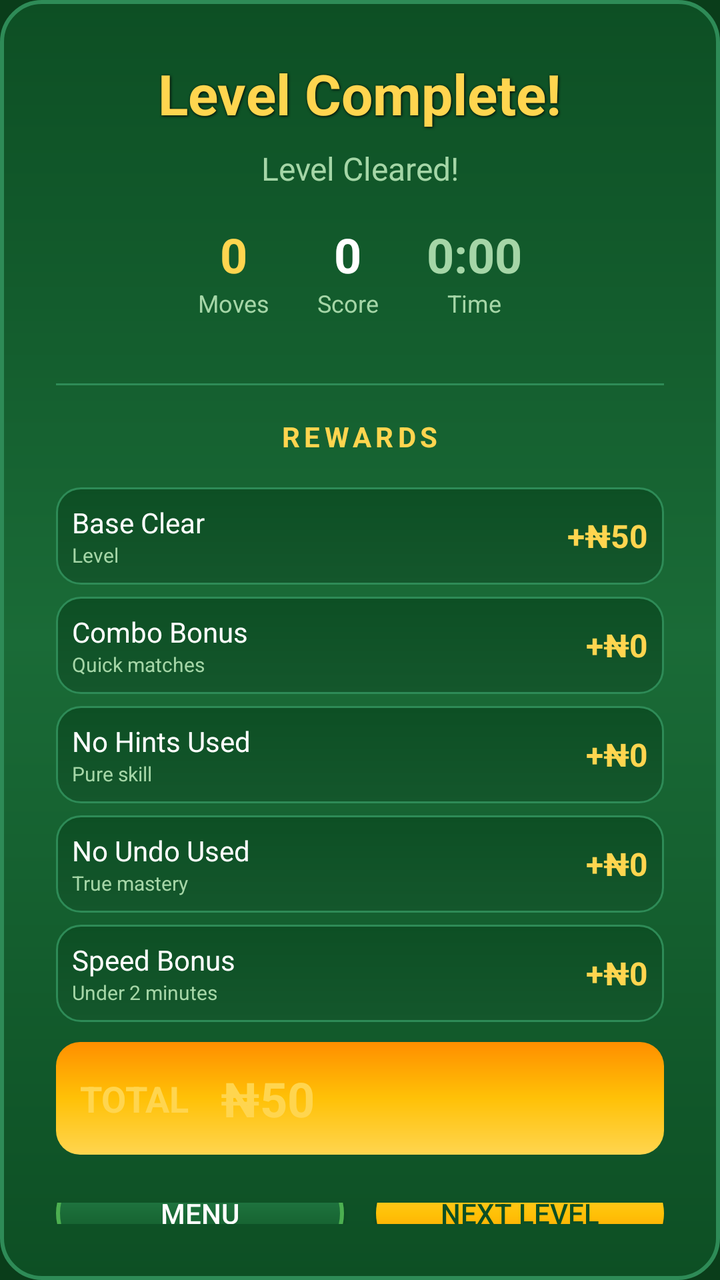
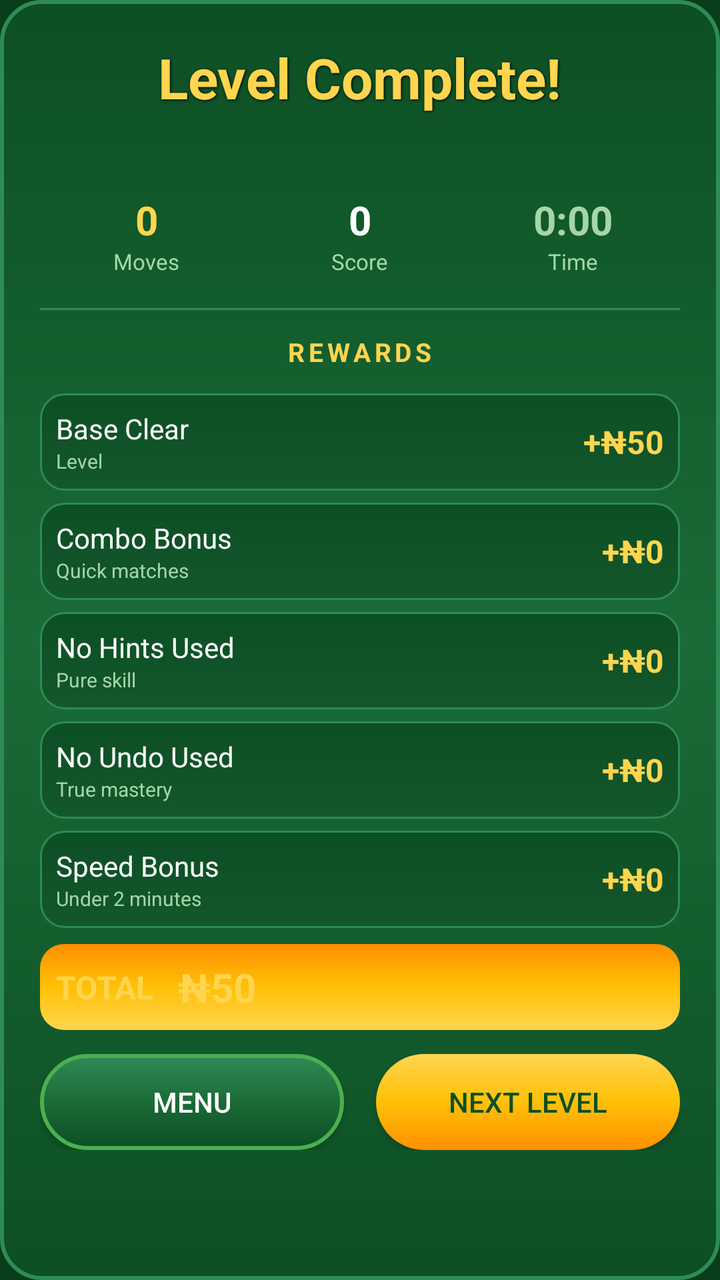

An Android layout rendered at two revisions. The XML below is the earlier revision; the diff shows what the commit changed to produce the second picture.
<!-- AndroidManifest.xml: application theme Theme.HausaMahjong -->
<!-- res/layout/dialog_win_rewards.xml -->
<?xml version="1.0" encoding="utf-8"?>
<LinearLayout xmlns:android="http://schemas.android.com/apk/res/android"
    android:layout_width="match_parent"
    android:layout_height="wrap_content"
    android:orientation="vertical"
    android:padding="28dp"
    android:background="@drawable/bg_dialog_premium">

    <TextView
        android:id="@+id/tvTitle"
        android:layout_width="wrap_content"
        android:layout_height="wrap_content"
        android:text="@string/win"
        android:textSize="28sp"
        android:textStyle="bold"
        android:textColor="#FFD54F"
        android:shadowColor="#000000"
        android:shadowDx="1"
        android:shadowDy="1"
        android:shadowRadius="3"
        android:layout_gravity="center_horizontal"
        android:layout_marginBottom="8dp" />

    <TextView
        android:layout_width="wrap_content"
        android:layout_height="wrap_content"
        android:text="Level Cleared!"
        android:textSize="16sp"
        android:textColor="#A5D6A7"
        android:layout_gravity="center_horizontal"
        android:layout_marginBottom="16dp" />

    <LinearLayout
        android:layout_width="match_parent"
        android:layout_height="wrap_content"
        android:orientation="horizontal"
        android:gravity="center"
        android:layout_marginBottom="24dp">

        <LinearLayout
            android:id="@+id/rowMoves"
            android:layout_width="wrap_content"
            android:layout_height="wrap_content"
            android:orientation="vertical"
            android:gravity="center"
            android:layout_marginEnd="24dp">

            <TextView
                android:id="@+id/tvMoves"
                android:layout_width="wrap_content"
                android:layout_height="wrap_content"
                android:text="0"
                android:textSize="24sp"
                android:textStyle="bold"
                android:textColor="#FFD54F" />

            <TextView
                android:layout_width="wrap_content"
                android:layout_height="wrap_content"
                android:text="@string/moves"
                android:textSize="12sp"
                android:textColor="#A5D6A7" />
        </LinearLayout>

        <LinearLayout
            android:id="@+id/rowScore"
            android:layout_width="wrap_content"
            android:layout_height="wrap_content"
            android:orientation="vertical"
            android:gravity="center"
            android:layout_marginEnd="24dp">

            <TextView
                android:id="@+id/tvScore"
                android:layout_width="wrap_content"
                android:layout_height="wrap_content"
                android:text="0"
                android:textSize="24sp"
                android:textStyle="bold"
                android:textColor="#FFFFFF" />

            <TextView
                android:layout_width="wrap_content"
                android:layout_height="wrap_content"
                android:text="@string/score"
                android:textSize="12sp"
                android:textColor="#A5D6A7" />
        </LinearLayout>

        <LinearLayout
            android:id="@+id/rowTime"
            android:layout_width="wrap_content"
            android:layout_height="wrap_content"
            android:orientation="vertical"
            android:gravity="center">

            <TextView
                android:id="@+id/tvTime"
                android:layout_width="wrap_content"
                android:layout_height="wrap_content"
                android:text="0:00"
                android:textSize="24sp"
                android:textStyle="bold"
                android:textColor="#A5D6A7" />

            <TextView
                android:layout_width="wrap_content"
                android:layout_height="wrap_content"
                android:text="Time"
                android:textSize="12sp"
                android:textColor="#A5D6A7" />
        </LinearLayout>
    </LinearLayout>

    <View
        android:layout_width="match_parent"
        android:layout_height="1dp"
        android:background="#2E8B57"
        android:layout_marginBottom="16dp"
        android:layout_marginTop="8dp" />

    <TextView
        android:layout_width="wrap_content"
        android:layout_height="wrap_content"
        android:text="REWARDS"
        android:textSize="14sp"
        android:textStyle="bold"
        android:textColor="#FFD54F"
        android:letterSpacing="0.15"
        android:layout_gravity="center_horizontal"
        android:layout_marginBottom="16dp" />

    <LinearLayout
        android:id="@+id/rewardContainer"
        android:layout_width="match_parent"
        android:layout_height="wrap_content"
        android:orientation="vertical"
        android:layout_marginBottom="24dp">

        <LinearLayout
            android:id="@+id/rowBase"
            android:layout_width="match_parent"
            android:layout_height="wrap_content"
            android:orientation="horizontal"
            android:gravity="center_vertical"
            android:padding="8dp"
            android:background="@drawable/bg_reward_row"
            android:layout_marginBottom="6dp">

            <LinearLayout
                android:layout_width="0dp"
                android:layout_height="wrap_content"
                android:layout_weight="1"
                android:orientation="vertical"
                android:gravity="start">

                <TextView
                    android:layout_width="wrap_content"
                    android:layout_height="wrap_content"
                    android:text="Base Clear"
                    android:textSize="14sp"
                    android:textColor="#FFFFFF" />

                <TextView
                    android:layout_width="wrap_content"
                    android:layout_height="wrap_content"
                    android:text="@string/level"
                    android:textSize="10sp"
                    android:textColor="#A5D6A7" />
            </LinearLayout>

            <TextView
                android:id="@+id/tvBaseReward"
                android:layout_width="wrap_content"
                android:layout_height="wrap_content"
                android:text="+₦50"
                android:textSize="16sp"
                android:textStyle="bold"
                android:textColor="#FFD54F" />
        </LinearLayout>

        <LinearLayout
            android:id="@+id/rowCombo"
            android:layout_width="match_parent"
            android:layout_height="wrap_content"
            android:orientation="horizontal"
            android:gravity="center_vertical"
            android:padding="8dp"
            android:background="@drawable/bg_reward_row"
            android:layout_marginBottom="6dp">

            <LinearLayout
                android:layout_width="0dp"
                android:layout_height="wrap_content"
                android:layout_weight="1"
                android:orientation="vertical"
                android:gravity="start">

                <TextView
                    android:layout_width="wrap_content"
                    android:layout_height="wrap_content"
                    android:text="Combo Bonus"
                    android:textSize="14sp"
                    android:textColor="#FFFFFF" />

                <TextView
                    android:layout_width="wrap_content"
                    android:layout_height="wrap_content"
                    android:text="Quick matches"
                    android:textSize="10sp"
                    android:textColor="#A5D6A7" />
            </LinearLayout>

            <TextView
                android:id="@+id/tvComboReward"
                android:layout_width="wrap_content"
                android:layout_height="wrap_content"
                android:text="+₦0"
                android:textSize="16sp"
                android:textStyle="bold"
                android:textColor="#FFD54F" />
        </LinearLayout>

        <LinearLayout
            android:id="@+id/rowNoHint"
            android:layout_width="match_parent"
            android:layout_height="wrap_content"
            android:orientation="horizontal"
            android:gravity="center_vertical"
            android:padding="8dp"
            android:background="@drawable/bg_reward_row"
            android:layout_marginBottom="6dp">

            <LinearLayout
                android:layout_width="0dp"
                android:layout_height="wrap_content"
                android:layout_weight="1"
                android:orientation="vertical"
                android:gravity="start">

                <TextView
                    android:layout_width="wrap_content"
                    android:layout_height="wrap_content"
                    android:text="No Hints Used"
                    android:textSize="14sp"
                    android:textColor="#FFFFFF" />

                <TextView
                    android:layout_width="wrap_content"
                    android:layout_height="wrap_content"
                    android:text="Pure skill"
                    android:textSize="10sp"
                    android:textColor="#A5D6A7" />
            </LinearLayout>

            <TextView
                android:id="@+id/tvNoHintReward"
                android:layout_width="wrap_content"
                android:layout_height="wrap_content"
                android:text="+₦0"
                android:textSize="16sp"
                android:textStyle="bold"
                android:textColor="#FFD54F" />
        </LinearLayout>

        <LinearLayout
            android:id="@+id/rowNoUndo"
            android:layout_width="match_parent"
            android:layout_height="wrap_content"
            android:orientation="horizontal"
            android:gravity="center_vertical"
            android:padding="8dp"
            android:background="@drawable/bg_reward_row"
            android:layout_marginBottom="6dp">

            <LinearLayout
                android:layout_width="0dp"
                android:layout_height="wrap_content"
                android:layout_weight="1"
                android:orientation="vertical"
                android:gravity="start">

                <TextView
                    android:layout_width="wrap_content"
                    android:layout_height="wrap_content"
                    android:text="No Undo Used"
                    android:textSize="14sp"
                    android:textColor="#FFFFFF" />

                <TextView
                    android:layout_width="wrap_content"
                    android:layout_height="wrap_content"
                    android:text="True mastery"
                    android:textSize="10sp"
                    android:textColor="#A5D6A7" />
            </LinearLayout>

            <TextView
                android:id="@+id/tvNoUndoReward"
                android:layout_width="wrap_content"
                android:layout_height="wrap_content"
                android:text="+₦0"
                android:textSize="16sp"
                android:textStyle="bold"
                android:textColor="#FFD54F" />
        </LinearLayout>

        <LinearLayout
            android:id="@+id/rowSpeed"
            android:layout_width="match_parent"
            android:layout_height="wrap_content"
            android:orientation="horizontal"
            android:gravity="center_vertical"
            android:padding="8dp"
            android:background="@drawable/bg_reward_row"
            android:layout_marginBottom="6dp">

            <LinearLayout
                android:layout_width="0dp"
                android:layout_height="wrap_content"
                android:layout_weight="1"
                android:orientation="vertical"
                android:gravity="start">

                <TextView
                    android:layout_width="wrap_content"
                    android:layout_height="wrap_content"
                    android:text="Speed Bonus"
                    android:textSize="14sp"
                    android:textColor="#FFFFFF" />

                <TextView
                    android:layout_width="wrap_content"
                    android:layout_height="wrap_content"
                    android:text="Under 2 minutes"
                    android:textSize="10sp"
                    android:textColor="#A5D6A7" />
            </LinearLayout>

            <TextView
                android:id="@+id/tvSpeedReward"
                android:layout_width="wrap_content"
                android:layout_height="wrap_content"
                android:text="+₦0"
                android:textSize="16sp"
                android:textStyle="bold"
                android:textColor="#FFD54F" />
        </LinearLayout>

        <LinearLayout
            android:id="@+id/rowTotal"
            android:layout_width="match_parent"
            android:layout_height="wrap_content"
            android:orientation="horizontal"
            android:gravity="center_vertical"
            android:padding="12dp"
            android:background="@drawable/bg_reward_total"
            android:layout_marginTop="4dp">

            <TextView
                android:layout_width="wrap_content"
                android:layout_height="wrap_content"
                android:text="TOTAL"
                android:textSize="18sp"
                android:textStyle="bold"
                android:textColor="#FFD54F" />

            <TextView
                android:id="@+id/tvTotalReward"
                android:layout_width="wrap_content"
                android:layout_height="wrap_content"
                android:layout_marginStart="16dp"
                android:text="₦50"
                android:textSize="24sp"
                android:textStyle="bold"
                android:textColor="#FFD54F" />
        </LinearLayout>
    </LinearLayout>

    <LinearLayout
        android:layout_width="match_parent"
        android:layout_height="wrap_content"
        android:orientation="horizontal"
        android:gravity="center">

        <Button
            android:id="@+id/btnMenu"
            android:layout_width="0dp"
            android:layout_weight="1"
            android:layout_height="48dp"
            android:text="@string/menu"
            android:textSize="14sp"
            android:textColor="#FFFFFF"
            android:background="@drawable/bg_button_green"
            android:layout_marginEnd="8dp"
            android:elevation="4dp" />

        <Button
            android:id="@+id/btnNext"
            android:layout_width="0dp"
            android:layout_weight="1"
            android:layout_height="48dp"
            android:text="@string/next_level"
            android:textSize="14sp"
            android:textColor="#0D4F24"
            android:background="@drawable/bg_button_gold"
            android:layout_marginStart="8dp"
            android:elevation="4dp" />
    </LinearLayout>

</LinearLayout>
<!-- resources referenced by this layout -->
<resources>
  <!-- drawable bg_button_gold (drawable) -->
  <?xml version="1.0" encoding="utf-8"?>
  <shape xmlns:android="http://schemas.android.com/apk/res/android"
      android:shape="rectangle">
      <gradient
          android:startColor="#FFD54F"
          android:centerColor="#FFC107"
          android:endColor="#FF8F00"
          android:angle="270" />
      <corners android:radius="28dp" />
  </shape>
  <!-- drawable bg_button_green (drawable) -->
  <?xml version="1.0" encoding="utf-8"?>
  <shape xmlns:android="http://schemas.android.com/apk/res/android"
      android:shape="rectangle">
      <gradient
          android:startColor="#2E8B57"
          android:centerColor="#1A6B37"
          android:endColor="#0D4F24"
          android:angle="270" />
      <corners android:radius="28dp" />
      <stroke
          android:width="2dp"
          android:color="#4CAF50" />
  </shape>
  <!-- drawable bg_dialog_premium (drawable) -->
  <?xml version="1.0" encoding="utf-8"?>
  <shape xmlns:android="http://schemas.android.com/apk/res/android"
      android:shape="rectangle">
      <gradient
          android:startColor="#0D4F24"
          android:centerColor="#1A6B37"
          android:endColor="#0D4F24"
          android:angle="270" />
      <corners android:radius="20dp" />
      <stroke
          android:width="2dp"
          android:color="#2E8B57" />
  </shape>
  <!-- drawable bg_reward_row (drawable) -->
  <?xml version="1.0" encoding="utf-8"?>
  <shape xmlns:android="http://schemas.android.com/apk/res/android"
      android:shape="rectangle">
      <gradient
          android:startColor="#14572C"
          android:endColor="#0D4F24"
          android:angle="90" />
      <corners android:radius="12dp" />
      <stroke
          android:width="1dp"
          android:color="#2E8B57" />
  </shape>
  <!-- drawable bg_reward_total (drawable) -->
  <?xml version="1.0" encoding="utf-8"?>
  <shape xmlns:android="http://schemas.android.com/apk/res/android"
      android:shape="rectangle">
      <gradient
          android:startColor="#FFD54F"
          android:centerColor="#FFC107"
          android:endColor="#FF8F00"
          android:angle="90" />
      <corners android:radius="12dp" />
  </shape>
  <string name="level">Level</string>
  <string name="menu">Menu</string>
  <string name="moves">Moves</string>
  <string name="next_level">Next Level</string>
  <string name="score">Score</string>
  <string name="win">Level Complete!</string>
  <style name="Theme.HausaMahjong" parent="Theme.MaterialComponents.DayNight.NoActionBar">
          <item name="colorPrimary">@color/primary</item>
          <item name="colorPrimaryDark">@color/primary_dark</item>
          <item name="colorAccent">@color/secondary</item>
          <item name="android:windowBackground">@color/background</item>
          <item name="android:statusBarColor">@color/primary_dark</item>
          <item name="android:navigationBarColor">@color/primary_dark</item>
      </style>
  <color name="primary">#1A6B37</color>
  <color name="primary_dark">#0D4F24</color>
  <color name="secondary">#FFD54F</color>
  <color name="background">#0A3D1A</color>
</resources>

<!-- the commit's change to res/layout/dialog_win_rewards.xml (unified diff, before → after) -->
@@ -3,7 +3,7 @@
     android:layout_width="match_parent"
     android:layout_height="wrap_content"
     android:orientation="vertical"
-    android:padding="28dp"
+    android:padding="20dp"
     android:background="@drawable/bg_dialog_premium">
 
     <TextView
@@ -22,120 +22,131 @@
         android:layout_marginBottom="8dp" />
 
     <TextView
+        android:id="@+id/tvLevelSub"
         android:layout_width="wrap_content"
         android:layout_height="wrap_content"
-        android:text="Level Cleared!"
-        android:textSize="16sp"
+        android:text=""
+        android:textSize="14sp"
         android:textColor="#A5D6A7"
         android:layout_gravity="center_horizontal"
-        android:layout_marginBottom="16dp" />
-
-    <LinearLayout
+        android:layout_marginBottom="12dp" />
+
+    <ScrollView
         android:layout_width="match_parent"
         android:layout_height="wrap_content"
-        android:orientation="horizontal"
-        android:gravity="center"
-        android:layout_marginBottom="24dp">
-
-        <LinearLayout
-            android:id="@+id/rowMoves"
+        android:clipToPadding="false">
+
+        <LinearLayout
+            android:layout_width="match_parent"
+            android:layout_height="wrap_content"
+            android:orientation="vertical">
+
+        <LinearLayout
+            android:layout_width="match_parent"
+            android:layout_height="wrap_content"
+            android:orientation="horizontal"
+            android:gravity="center"
+            android:layout_marginBottom="16dp">
+
+            <LinearLayout
+                android:id="@+id/rowMoves"
+                android:layout_width="0dp"
+                android:layout_height="wrap_content"
+                android:layout_weight="1"
+                android:orientation="vertical"
+                android:gravity="center">
+
+                <TextView
+                    android:id="@+id/tvMoves"
+                    android:layout_width="wrap_content"
+                    android:layout_height="wrap_content"
+                    android:text="0"
+                    android:textSize="20sp"
+                    android:textStyle="bold"
+                    android:textColor="#FFD54F" />
+
+                <TextView
+                    android:layout_width="wrap_content"
+                    android:layout_height="wrap_content"
+                    android:text="Moves"
+                    android:textSize="11sp"
+                    android:textColor="#A5D6A7" />
+            </LinearLayout>
+
+            <LinearLayout
+                android:id="@+id/rowScore"
+                android:layout_width="0dp"
+                android:layout_height="wrap_content"
+                android:layout_weight="1"
+                android:orientation="vertical"
+                android:gravity="center">
+
+                <TextView
+                    android:id="@+id/tvScore"
+                    android:layout_width="wrap_content"
+                    android:layout_height="wrap_content"
+                    android:text="0"
+                    android:textSize="20sp"
+                    android:textStyle="bold"
+                    android:textColor="#FFFFFF" />
+
+                <TextView
+                    android:layout_width="wrap_content"
+                    android:layout_height="wrap_content"
+                    android:text="Score"
+                    android:textSize="11sp"
+                    android:textColor="#A5D6A7" />
+            </LinearLayout>
+
+            <LinearLayout
+                android:id="@+id/rowTime"
+                android:layout_width="0dp"
+                android:layout_height="wrap_content"
+                android:layout_weight="1"
+                android:orientation="vertical"
+                android:gravity="center">
+
+                <TextView
+                    android:id="@+id/tvTime"
+                    android:layout_width="wrap_content"
+                    android:layout_height="wrap_content"
+                    android:text="0:00"
+                    android:textSize="20sp"
+                    android:textStyle="bold"
+                    android:textColor="#A5D6A7" />
+
+                <TextView
+                    android:layout_width="wrap_content"
+                    android:layout_height="wrap_content"
+                    android:text="Time"
+                    android:textSize="11sp"
+                    android:textColor="#A5D6A7" />
+            </LinearLayout>
+        </LinearLayout>
+
+        <View
+            android:layout_width="match_parent"
+            android:layout_height="1dp"
+            android:background="#2E8B57"
+            android:layout_marginBottom="12dp" />
+
+        <TextView
             android:layout_width="wrap_content"
             android:layout_height="wrap_content"
+            android:text="REWARDS"
+            android:textSize="13sp"
+            android:textStyle="bold"
+            android:textColor="#FFD54F"
+            android:letterSpacing="0.15"
+            android:layout_gravity="center_horizontal"
+            android:layout_marginBottom="12dp" />
+
+        <LinearLayout
+            android:id="@+id/rewardContainer"
+            android:layout_width="match_parent"
+            android:layout_height="wrap_content"
             android:orientation="vertical"
-            android:gravity="center"
-            android:layout_marginEnd="24dp">
-
-            <TextView
-                android:id="@+id/tvMoves"
-                android:layout_width="wrap_content"
-                android:layout_height="wrap_content"
-                android:text="0"
-                android:textSize="24sp"
-                android:textStyle="bold"
-                android:textColor="#FFD54F" />
-
-            <TextView
-                android:layout_width="wrap_content"
-                android:layout_height="wrap_content"
-                android:text="@string/moves"
-                android:textSize="12sp"
-                android:textColor="#A5D6A7" />
-        </LinearLayout>
-
-        <LinearLayout
-            android:id="@+id/rowScore"
-            android:layout_width="wrap_content"
-            android:layout_height="wrap_content"
-            android:orientation="vertical"
-            android:gravity="center"
-            android:layout_marginEnd="24dp">
-
-            <TextView
-                android:id="@+id/tvScore"
-                android:layout_width="wrap_content"
-                android:layout_height="wrap_content"
-                android:text="0"
-                android:textSize="24sp"
-                android:textStyle="bold"
-                android:textColor="#FFFFFF" />
-
-            <TextView
-                android:layout_width="wrap_content"
-                android:layout_height="wrap_content"
-                android:text="@string/score"
-                android:textSize="12sp"
-                android:textColor="#A5D6A7" />
-        </LinearLayout>
-
-        <LinearLayout
-            android:id="@+id/rowTime"
-            android:layout_width="wrap_content"
-            android:layout_height="wrap_content"
-            android:orientation="vertical"
-            android:gravity="center">
-
-            <TextView
-                android:id="@+id/tvTime"
-                android:layout_width="wrap_content"
-                android:layout_height="wrap_content"
-                android:text="0:00"
-                android:textSize="24sp"
-                android:textStyle="bold"
-                android:textColor="#A5D6A7" />
-
-            <TextView
-                android:layout_width="wrap_content"
-                android:layout_height="wrap_content"
-                android:text="Time"
-                android:textSize="12sp"
-                android:textColor="#A5D6A7" />
-        </LinearLayout>
-    </LinearLayout>
-
-    <View
-        android:layout_width="match_parent"
-        android:layout_height="1dp"
-        android:background="#2E8B57"
-        android:layout_marginBottom="16dp"
-        android:layout_marginTop="8dp" />
-
-    <TextView
-        android:layout_width="wrap_content"
-        android:layout_height="wrap_content"
-        android:text="REWARDS"
-        android:textSize="14sp"
-        android:textStyle="bold"
-        android:textColor="#FFD54F"
-        android:letterSpacing="0.15"
-        android:layout_gravity="center_horizontal"
-        android:layout_marginBottom="16dp" />
-
-    <LinearLayout
-        android:id="@+id/rewardContainer"
-        android:layout_width="match_parent"
-        android:layout_height="wrap_content"
-        android:orientation="vertical"
-        android:layout_marginBottom="24dp">
+            android:layout_marginBottom="12dp">
 
         <LinearLayout
             android:id="@+id/rowBase"
@@ -353,15 +364,15 @@
             android:layout_height="wrap_content"
             android:orientation="horizontal"
             android:gravity="center_vertical"
-            android:padding="12dp"
+            android:padding="8dp"
             android:background="@drawable/bg_reward_total"
-            android:layout_marginTop="4dp">
+            android:layout_marginTop="2dp">
 
             <TextView
                 android:layout_width="wrap_content"
                 android:layout_height="wrap_content"
                 android:text="TOTAL"
-                android:textSize="18sp"
+                android:textSize="16sp"
                 android:textStyle="bold"
                 android:textColor="#FFD54F" />
 
@@ -369,13 +380,15 @@
                 android:id="@+id/tvTotalReward"
                 android:layout_width="wrap_content"
                 android:layout_height="wrap_content"
-                android:layout_marginStart="16dp"
+                android:layout_marginStart="12dp"
                 android:text="₦50"
-                android:textSize="24sp"
+                android:textSize="20sp"
                 android:textStyle="bold"
                 android:textColor="#FFD54F" />
         </LinearLayout>
     </LinearLayout>
+    </LinearLayout>
+    </ScrollView>
 
     <LinearLayout
         android:layout_width="match_parent"
<!-- resource entries referenced after the edit -->
@@ -65,9 +65,7 @@
   </shape>
   <string name="level">Level</string>
   <string name="menu">Menu</string>
-  <string name="moves">Moves</string>
   <string name="next_level">Next Level</string>
-  <string name="score">Score</string>
   <string name="win">Level Complete!</string>
   <style name="Theme.HausaMahjong" parent="Theme.MaterialComponents.DayNight.NoActionBar">
           <item name="colorPrimary">@color/primary</item>
